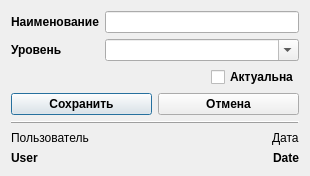
First picture: the form in crm_r_loine/source/crm_dialog/dlg_cppsst.ui, repository dekalo64/RLine, before the edit.
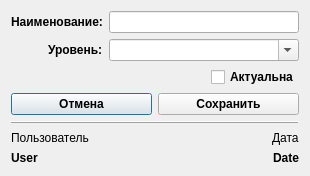
Second picture: the form after the edit.

```diff
--- a/crm_r_loine/source/crm_dialog/dlg_cppsst.ui
+++ b/crm_r_loine/source/crm_dialog/dlg_cppsst.ui
@@ -43,7 +43,7 @@
   <layout class="QGridLayout" name="gridLayout_2">
    <item row="0" column="0">
     <layout class="QGridLayout" name="gLayoutDictionaryTemplate">
-     <item row="0" column="0">
+     <item row="0" column="0" alignment="Qt::AlignRight">
       <widget class="QLabel" name="labelItem">
        <property name="sizePolicy">
         <sizepolicy hsizetype="Fixed" vsizetype="Preferred">
@@ -60,14 +60,21 @@
         </font>
        </property>
        <property name="text">
-        <string>Наименование</string>
+        <string>Наименование:</string>
        </property>
       </widget>
      </item>
      <item row="0" column="1">
-      <widget class="QLineEdit" name="lineEditName"/>
+      <widget class="QLineEdit" name="lineEditName">
+       <property name="font">
+        <font>
+         <family>Arial</family>
+         <pointsize>9</pointsize>
+        </font>
+       </property>
+      </widget>
      </item>
-     <item row="1" column="0">
+     <item row="1" column="0" alignment="Qt::AlignRight">
       <widget class="QLabel" name="labelIcon">
        <property name="font">
         <font>
@@ -78,12 +85,18 @@
         </font>
        </property>
        <property name="text">
-        <string>Уровень</string>
+        <string>Уровень:</string>
        </property>
       </widget>
      </item>
      <item row="1" column="1">
       <widget class="QComboBox" name="comboBoxIcon">
+       <property name="font">
+        <font>
+         <family>Arial</family>
+         <pointsize>9</pointsize>
+        </font>
+       </property>
        <property name="editable">
         <bool>true</bool>
        </property>
@@ -118,6 +131,21 @@
    </item>
    <item row="2" column="0">
     <layout class="QHBoxLayout" name="hLayoutOkCancel">
+     <item>
+      <widget class="QPushButton" name="buttonCancel">
+       <property name="font">
+        <font>
+         <family>Arial</family>
+         <pointsize>9</pointsize>
+         <weight>75</weight>
+         <bold>true</bold>
+        </font>
+       </property>
+       <property name="text">
+        <string>Отмена</string>
+       </property>
+      </widget>
+     </item>
      <item>
       <widget class="QPushButton" name="buttonSave">
        <property name="font">
@@ -139,21 +167,6 @@
        </property>
       </widget>
      </item>
-     <item>
-      <widget class="QPushButton" name="buttonCancel">
-       <property name="font">
-        <font>
-         <family>Arial</family>
-         <pointsize>9</pointsize>
-         <weight>75</weight>
-         <bold>true</bold>
-        </font>
-       </property>
-       <property name="text">
-        <string>Отмена</string>
-       </property>
-      </widget>
-     </item>
     </layout>
    </item>
    <item row="3" column="0">
```
